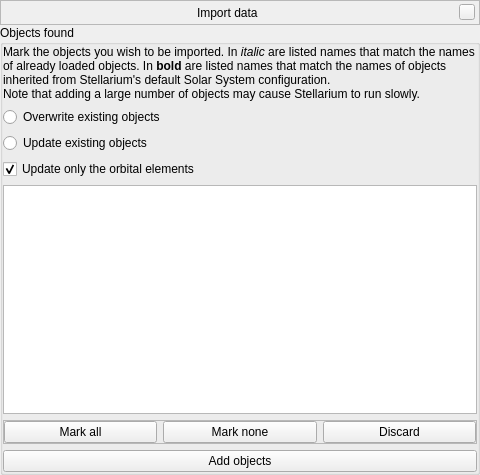
This is plugins/SolarSystemEditor/src/gui/mpcImportWindow.ui in 519984307/stellarium_src as Qt 5 draws it before an edit. The edited form follows.
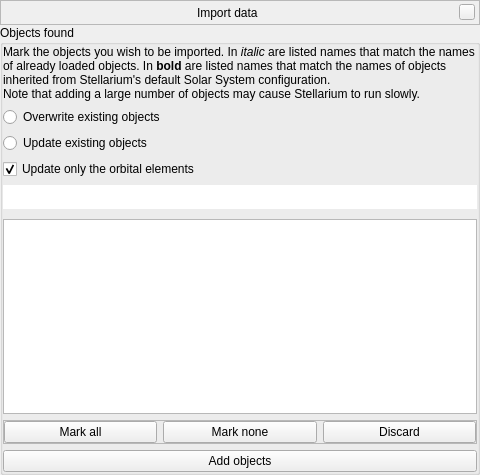
This is the edited form. The open tabs and pages were chosen to show the change. Icons and pictures are not drawn. Custom widgets are drawn as their Qt base class.

Commit message: SolarSystemEditor: search/filter feature for the objects-to-import list

Patch:
```diff
--- a/plugins/SolarSystemEditor/src/gui/mpcImportWindow.ui
+++ b/plugins/SolarSystemEditor/src/gui/mpcImportWindow.ui
@@ -502,6 +502,21 @@
             </property>
            </widget>
           </item>
+          <item>
+           <widget class="QLineEdit" name="lineEditSearch">
+            <property name="styleSheet">
+             <string notr="true">QLineEdit {
+	margin: 0px 0px 4px 0px;
+	padding: 4px;
+	padding-left: 32px;
+	background-image: url(:/graphicGui/searchBoxBackground.png);
+	background-repeat: none;
+	background-position: center left;
+	border: none;
+}/* Stolen from the #citySearchLineEdit widget. */</string>
+            </property>
+           </widget>
+          </item>
           <item>
            <widget class="QListView" name="listViewObjects">
             <property name="selectionMode">
```
The commit also changes 1 other file.
